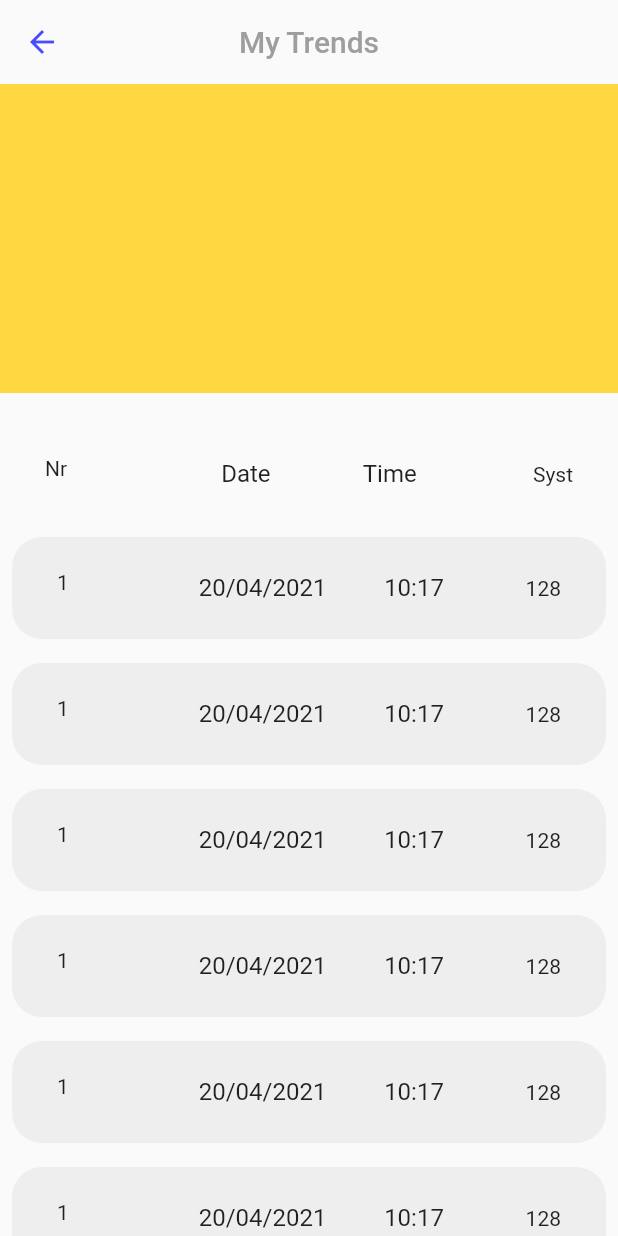
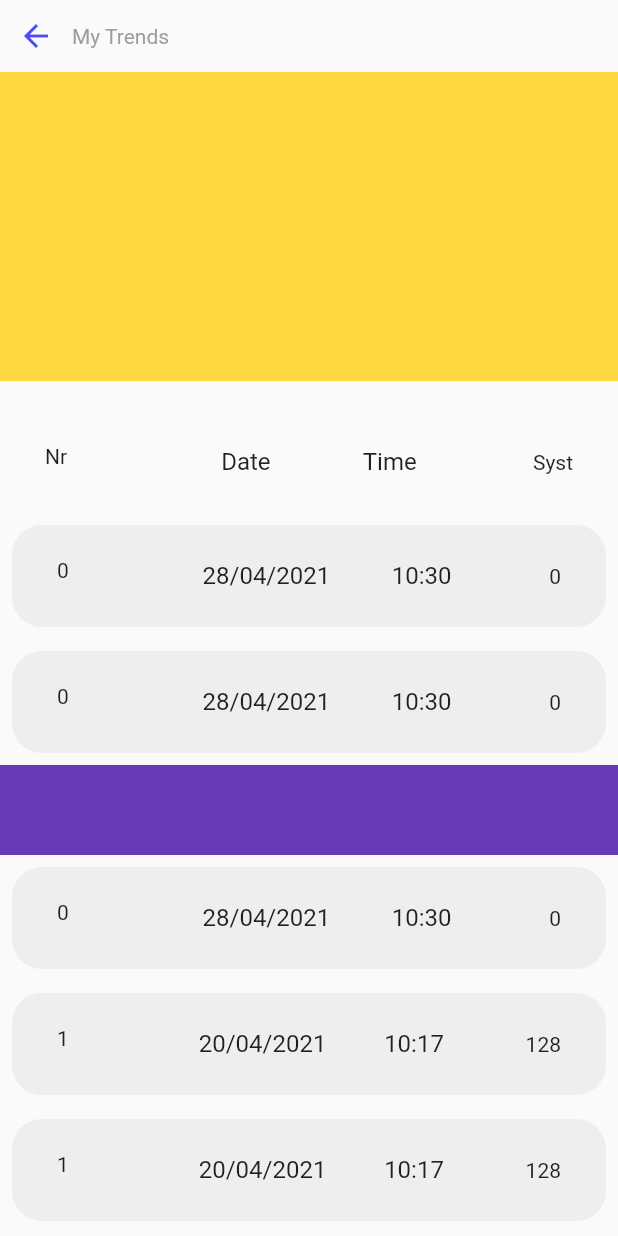
Before and after one commit to analise-poo/2021-class-codes, a Flutter app: the MyTrendsPage screen opened by its route, on a phone screen of 412 x 824 dp. Run offline on Flutter 3.47's test engine with Material 2 defaults, Android fonts, the phone set to English and light mode, and no system bars; our stand-ins replace flutter_icons; missing offline and left inert: charts_painter; network calls fail; statements that could not run were skipped.

Commit message:
:memo: aula do dia 26/04

```diff
--- a/blood_preassure_app/lib/ui/components/components.dart
+++ b/blood_preassure_app/lib/ui/components/components.dart
@@ -1,2 +1,3 @@
 export 'candle_chart.dart';
+export 'measure_card.dart';
 export 'top_container.dart';
--- /dev/null
+++ b/blood_preassure_app/lib/ui/components/measure_card.dart
@@ -0,0 +1,36 @@
+import 'package:flutter/material.dart';
+import 'package:intl/intl.dart';
+
+class MeasureCard extends StatelessWidget {
+  final DateTime date;
+  final int index;
+  final int value;
+
+  MeasureCard({this.date, this.index = 0, this.value = 0});
+
+  @override
+  Widget build(BuildContext context) {
+    return Card(
+      margin: EdgeInsets.all(8),
+      shape: RoundedRectangleBorder(
+        borderRadius: BorderRadius.all(
+          Radius.circular(20),
+        ),
+      ),
+      color: Colors.grey[200],
+      elevation: 0,
+      child: ListTile(
+        contentPadding: EdgeInsets.symmetric(vertical: 6, horizontal: 30),
+        title: Row(
+          mainAxisAlignment: MainAxisAlignment.spaceEvenly,
+          children: [
+            Text('${DateFormat('d/MM/y').format(date)}'),
+            Text('${DateFormat.Hm().format(date)}'),
+          ],
+        ),
+        leading: Text('$index'),
+        trailing: Text('$value'),
+      ),
+    );
+  }
+}
--- a/blood_preassure_app/lib/ui/pages/my_trends_page.dart
+++ b/blood_preassure_app/lib/ui/pages/my_trends_page.dart
@@ -1,31 +1,83 @@
+import 'dart:math';
+
+import 'package:blood_preassure_app/ui/components/components.dart';
 import 'package:blood_preassure_app/utils/utils.dart';
 import 'package:charts_painter/chart.dart';
 import 'package:flutter/material.dart';
 
+class Measure {
+  final DateTime date;
+  final int value;
+
+  Measure({this.date, this.value});
+}
+
 class MyTrendsPage extends StatelessWidget {
   static String pageName = 'my-trends-page';
+
+  var measures = [
+    Measure(date: DateTime.now(), value: Random().nextInt(169)),
+    Measure(
+        date: DateTime.now().subtract(Duration(days: 1)),
+        value: Random().nextInt(169)),
+    Measure(
+        date: DateTime.now().subtract(Duration(days: 1, minutes: 24)),
+        value: Random().nextInt(169)),
+    Measure(
+        date: DateTime.now().subtract(Duration(days: 1, hours: 3)),
+        value: Random().nextInt(169)),
+    Measure(
+        date: DateTime.now().subtract(Duration(days: 1, hours: 6)),
+        value: Random().nextInt(169)),
+    Measure(
+        date: DateTime.now().subtract(Duration(days: 1, hours: 9)),
+        value: Random().nextInt(169)),
+    Measure(
+        date: DateTime.now().subtract(Duration(days: 1, hours: 12)),
+        value: Random().nextInt(169)),
+    Measure(
+        date: DateTime.now().subtract(Duration(days: 1, hours: 15)),
+        value: Random().nextInt(169)),
+  ];
 
   @override
   Widget build(BuildContext context) {
     return Scaffold(
-      appBar: AppBar(
-        backgroundColor: Colors.grey[50],
-        elevation: 0,
-        title: Text(
-          'My Trends',
-          style: TextStyle(color: Colors.grey),
-        ),
-        centerTitle: true,
-        leading: IconButton(
+      // appBar: AppBar(
+      //   backgroundColor: Colors.grey[50],
+      //   elevation: 0,
+      //   title: Text(
+      //     'My Trends',
+      //     style: TextStyle(color: Colors.grey),
+      //   ),
+      //   centerTitle: true,
+      //   leading: IconButton(
+      //     icon: Icon(
+      //       Icons.arrow_back,
+      //       color: AppColors.blue,
+      //     ),
+      //     onPressed: () => Navigator.pop(context),
+      //   ),
+      // ),
+      body: SingleChildScrollView(
+        child: SafeArea(
+          child: Column(
+            children: [
+              Row(
+                children: [
+                  IconButton(
                     icon: Icon(
                       Icons.arrow_back,
                       color: AppColors.blue,
                     ),
                     onPressed: () => Navigator.pop(context),
                   ),
+                  Text(
+                    'My Trends',
+                    style: TextStyle(color: Colors.grey),
+                  )
+                ],
               ),
-      body: Column(
-        children: [
               Container(
                 color: Colors.amberAccent,
                 height: MediaQuery.of(context).size.height * .25,
@@ -33,8 +85,37 @@ class MyTrendsPage extends StatelessWidget {
               SizedBox(
                 height: 20,
               ),
-          Expanded(
+              // Container(
+              //   height: 1000,
+              //   child: ListView.builder(
+              //     itemCount: measures.length + 1,
+              //     physics: NeverScrollableScrollPhysics(),
+              //     itemBuilder: (context, index) {
+              //       if (index == 0) {
+              //         return ListTile(
+              //           contentPadding:
+              //               EdgeInsets.symmetric(vertical: 6, horizontal: 30),
+              //           title: Row(
+              //             mainAxisAlignment: MainAxisAlignment.spaceEvenly,
+              //             children: [Text('Date'), Text('Time')],
+              //           ),
+              //           leading: Text('Nr'),
+              //           trailing: Text('Syst'),
+              //         );
+              //       }
+              //       Measure measure = measures[index - 1];
+              //       return MeasureCard(
+              //         date: measure.date,
+              //         value: measure.value,
+              //         index: index,
+              //       );
+              //     },
+              //   ),
+              // ),
+              Container(
+                height: 900,
                 child: ListView(
+                  physics: NeverScrollableScrollPhysics(),
                   children: [
                     ListTile(
                       contentPadding:
@@ -46,66 +127,13 @@ class MyTrendsPage extends StatelessWidget {
                       leading: Text('Nr'),
                       trailing: Text('Syst'),
                     ),
-                Card(
-                  margin: EdgeInsets.all(8),
-                  shape: RoundedRectangleBorder(
-                    borderRadius: BorderRadius.all(
-                      Radius.circular(20),
+                    MeasureCard(date: DateTime.now()),
+                    MeasureCard(date: DateTime.now()),
+                    Container(
+                      height: 60,
+                      color: Colors.deepPurple,
                     ),
-                  ),
-                  color: Colors.grey[200],
-                  elevation: 0,
-                  child: ListTile(
-                    contentPadding:
-                        EdgeInsets.symmetric(vertical: 6, horizontal: 30),
-                    title: Row(
-                      mainAxisAlignment: MainAxisAlignment.spaceEvenly,
-                      children: [Text('20/04/2021'), Text('10:17')],
-                    ),
-                    leading: Text('1'),
-                    trailing: Text('128'),
-                  ),
-                ),
-                Card(
-                  margin: EdgeInsets.all(8),
-                  shape: RoundedRectangleBorder(
-                    borderRadius: BorderRadius.all(
-                      Radius.circular(20),
-                    ),
-                  ),
-                  color: Colors.grey[200],
-                  elevation: 0,
-                  child: ListTile(
-                    contentPadding:
-                        EdgeInsets.symmetric(vertical: 6, horizontal: 30),
-                    title: Row(
-                      mainAxisAlignment: MainAxisAlignment.spaceEvenly,
-                      children: [Text('20/04/2021'), Text('10:17')],
-                    ),
-                    leading: Text('1'),
-                    trailing: Text('128'),
-                  ),
-                ),
-                Card(
-                  margin: EdgeInsets.all(8),
-                  shape: RoundedRectangleBorder(
-                    borderRadius: BorderRadius.all(
-                      Radius.circular(20),
-                    ),
-                  ),
-                  color: Colors.grey[200],
-                  elevation: 0,
-                  child: ListTile(
-                    contentPadding:
-                        EdgeInsets.symmetric(vertical: 6, horizontal: 30),
-                    title: Row(
-                      mainAxisAlignment: MainAxisAlignment.spaceEvenly,
-                      children: [Text('20/04/2021'), Text('10:17')],
-                    ),
-                    leading: Text('1'),
-                    trailing: Text('128'),
-                  ),
-                ),
+                    MeasureCard(date: DateTime.now()),
                     Card(
                       margin: EdgeInsets.all(8),
                       shape: RoundedRectangleBorder(
@@ -191,6 +219,8 @@ class MyTrendsPage extends StatelessWidget {
               ),
             ],
           ),
+        ),
+      ),
     );
   }
 }
--- a/blood_preassure_app/pubspec.yaml
+++ b/blood_preassure_app/pubspec.yaml
@@ -26,6 +26,7 @@ dependencies:
   cupertino_icons: ^1.0.2
   flutter_icons: ^1.1.0
   charts_painter: ^1.0.0
+  intl: ^0.17.0
 
 dev_dependencies:
   flutter_test:
```
Also changed, not shown: blood_preassure_app/pubspec.lock. Lines whose indentation alone changed are shown as unchanged.
